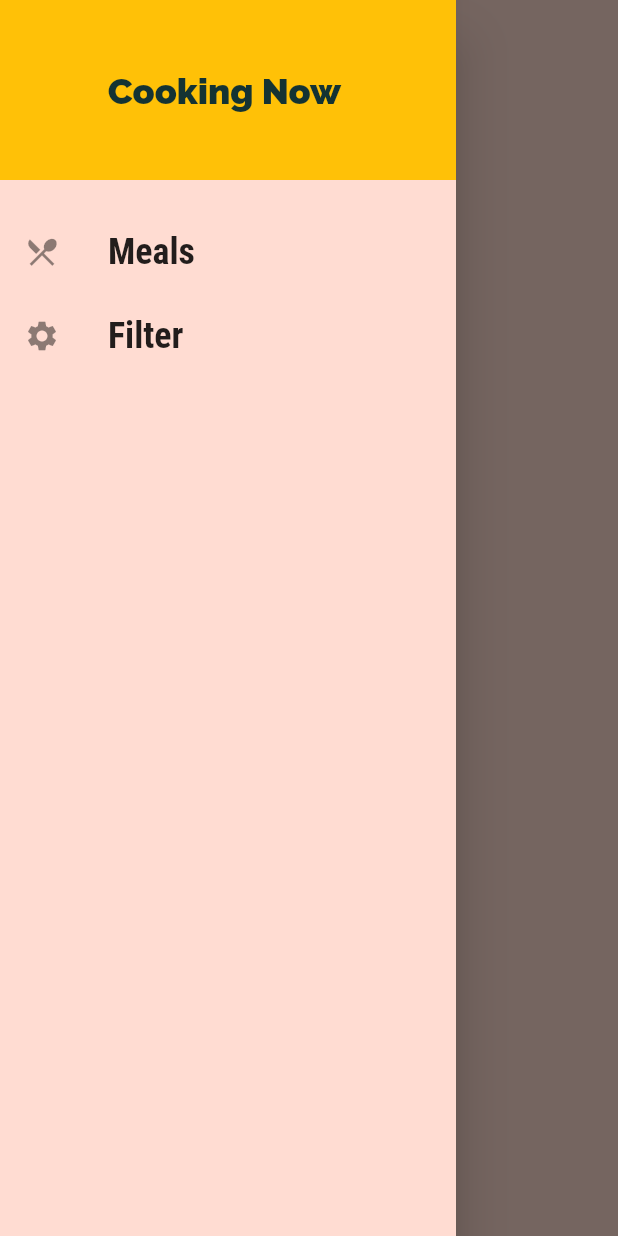
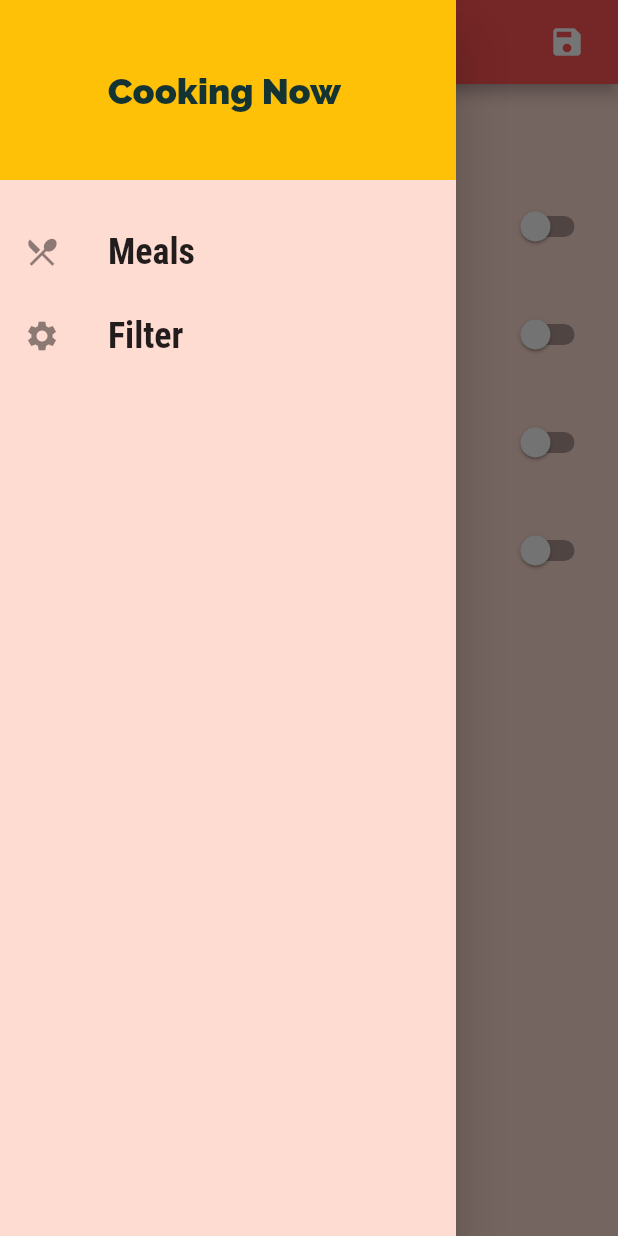
Before and after one commit to nitinnsharma234/DailyMeals, a Flutter app: the FiltersScreen screen opened by its route, with the side drawer open, on a phone screen of 412 x 824 dp. Run offline on Flutter 3.47's test engine with Material 2 defaults, Android fonts, the phone set to English and light mode, and no system bars.

Commit message:
filter categories

```diff
--- a/lib/main.dart
+++ b/lib/main.dart
@@ -1,3 +1,4 @@
+import 'package:delimeals/dummy_data.dart';
 import 'package:delimeals/screens/FiltersScreen.dart';
 import 'package:delimeals/screens/bottomNavigationBar_Screen.dart';
 import 'package:delimeals/screens/tabs_screen.dart';
@@ -6,20 +7,56 @@ import 'package:delimeals/screens/categories_screen.dart';
 import 'package:delimeals/screens/category_meals_screen.dart';
 import 'package:delimeals/screens/meal_details_screen.dart';
 
+import 'models/meal.dart';
+
 void main() {
   runApp(const MyApp());
 }
 
-class MyApp extends StatelessWidget {
+class MyApp extends StatefulWidget {
   const MyApp({super.key});
 
+  @override
+  State<MyApp> createState() => _MyAppState();
+}
+
+class _MyAppState extends State<MyApp> {
   // This widget is the root of your application.
+     Map<String, bool > _filters = {
+    'gluten':false,
+    'lactose':false,
+    'vegan':false,
+    'vegetarian':false,
+  };
+  List<Meal>_availableMeals =DUMMY_MEALS;
+  void _setFilters(Map <String, bool > filterData){
+      setState(() {
+        _filters=filterData;
+        _availableMeals=DUMMY_MEALS.where((meal) {
+            if( _filters['gluten']! &&  !meal.isGlutenFree)
+              {
+                return false;
+              }
+            if( _filters['lactose']! &&  !meal.isLactoseFree){
+              return false;
+            }
+            if( _filters['vegan']! &&  !meal.isVegan){
+              return false;
+            }
+            if( _filters['vegetarian']! &&  !meal.isVegetarian){
+              return false;
+            }
+            return true;
+        }).toList();
+      });
+  }
   @override
   Widget build(BuildContext context) {
     return MaterialApp(
       title: ' DailyMeals',
       theme: ThemeData(
         canvasColor: const Color.fromRGBO(255, 220, 210, 1),
+          primaryColor: Colors.amber,
         colorScheme: ThemeData.light().colorScheme.copyWith(
               secondary: Colors.amber,
               primary: Colors.redAccent,
@@ -39,9 +76,9 @@ class MyApp extends StatelessWidget {
       initialRoute: '/',
       routes: {
         '/':(context) => const BottomNavBar(),
-        '/category-meals': (context) => const CategoryMealsScreen(),
+        '/category-meals': (context) =>  CategoryMealsScreen(_availableMeals),
         MealDetailScreen.routeName: (context) => const MealDetailScreen(),
-        FiltersScreen.routeName:(context)=>const FiltersScreen(),
+        FiltersScreen.routeName:(context)=> FiltersScreen(_filters,_setFilters),
       },
       //onGenerateRoute: (settings){
        // print(settings.arguments);
--- a/lib/screens/FiltersScreen.dart
+++ b/lib/screens/FiltersScreen.dart
@@ -1,18 +1,107 @@
 import 'package:delimeals/widgets/MainDrawer.dart';
 import 'package:flutter/material.dart';
 
-class FiltersScreen extends StatelessWidget {
+class FiltersScreen extends StatefulWidget {
   static const routeName = "FiltersScreen";
-
-  const FiltersScreen({Key? key}) : super(key: key);
+  final Function(Map<String, bool>) saveFilters;
+  final Map<String,bool> filters ;
+  const FiltersScreen(this.filters,this.saveFilters, {Key? key}) : super(key: key);
 
   @override
+  State<FiltersScreen> createState() => _FiltersScreenState();
+}
+
+Widget buildSwitchTile(String title, String description, bool currentValue,
+    Function(bool) updateValue) {
+  return SwitchListTile(
+    value: currentValue,
+    onChanged: updateValue,
+    title: Text(title),
+    subtitle: Text(description),
+    activeColor: Colors.redAccent,
+    activeTrackColor: Colors.redAccent.shade100,
+  );
+}
+
+class _FiltersScreenState extends State<FiltersScreen> {
+  var _glutenFree = false;
+  var _vegetarian = false;
+  var _lactoseFree = false;
+  var _vegan = false;
+  @override
+  void initState() {
+    // TODO: implement initState
+    super.initState();
+    _glutenFree=widget.filters['gluten']!;
+    _lactoseFree=widget.filters['lactose']!;
+    _vegetarian=widget.filters['vegetarian']!;
+    _vegan =widget.filters['vegan']!;
+  }
+  @override
   Widget build(BuildContext context) {
-    return const SafeArea(
+    return SafeArea(
       child: Scaffold(
-        drawer: MainDrawer(),
-        body: Center(
-          child: Text("Meals are filtered here "),
+        appBar: AppBar(
+          actions: [
+            IconButton(
+                onPressed: () {
+                  final selectedFilters = {
+                    'gluten': _glutenFree,
+                    'vegan': _vegan,
+                    'vegetarian': _vegetarian,
+                    'lactose': _lactoseFree
+                  };
+                  widget.saveFilters(selectedFilters);
+                },
+                icon: const Icon(Icons.save)),
+            const SizedBox(
+              width: 10,
+            )
+          ],
+        ),
+        drawer: const MainDrawer(),
+        body: Column(
+          children: [
+            Container(
+              padding: const EdgeInsets.all(20),
+              child: Text(
+                "Adjust your meal selection!!",
+                style: Theme.of(context).textTheme.titleMedium,
+              ),
+            ),
+            Expanded(
+                child: ListView(
+              children: [
+                buildSwitchTile("Gluten Free", "Only include Gluten-Free Meals",
+                    _glutenFree, (newValue) {
+                  setState(() {
+                    _glutenFree = newValue;
+                  });
+                }),
+                buildSwitchTile(
+                    "Lactose Free",
+                    "Only include Lactose-Free Meals",
+                    _lactoseFree, (newValue) {
+                  setState(() {
+                    _lactoseFree = newValue;
+                  });
+                }),
+                buildSwitchTile(
+                    "Vegetarian", "Only Vegetarian Meals", _vegetarian,
+                    (newValue) {
+                  setState(() {
+                    _vegetarian = newValue;
+                  });
+                }),
+                buildSwitchTile("Lactose Free", "Only Vegan Meals", _vegan,
+                    (newValue) {
+                  setState(() {
+                    _vegan = newValue;
+                  });
+                })
+              ],
+            ))
+          ],
         ),
       ),
     );
--- a/lib/screens/category_meals_screen.dart
+++ b/lib/screens/category_meals_screen.dart
@@ -5,8 +5,8 @@ import 'package:delimeals/widgets/meal_item.dart';
 import '../models/meal.dart';
 
 class CategoryMealsScreen extends StatefulWidget {
-
-    const CategoryMealsScreen({super.key});
+    final List<Meal> availableMeals;
+    const CategoryMealsScreen(this.availableMeals,{super.key});
 
   @override
   State<CategoryMealsScreen> createState() => _CategoryMealsScreenState();
@@ -38,7 +38,7 @@ class _CategoryMealsScreenState extends State<CategoryMealsScreen> {
        ModalRoute.of(context)?.settings.arguments as Map<String, String>;
        categoryTitle = routeArgs['title']!;
        final categoryId = routeArgs['id'];
-       displayedMeals = DUMMY_MEALS.where((meal) {
+       displayedMeals = widget.availableMeals.where((meal) {
          return meal.categories.contains(categoryId);
        }).toList();
      }
```
